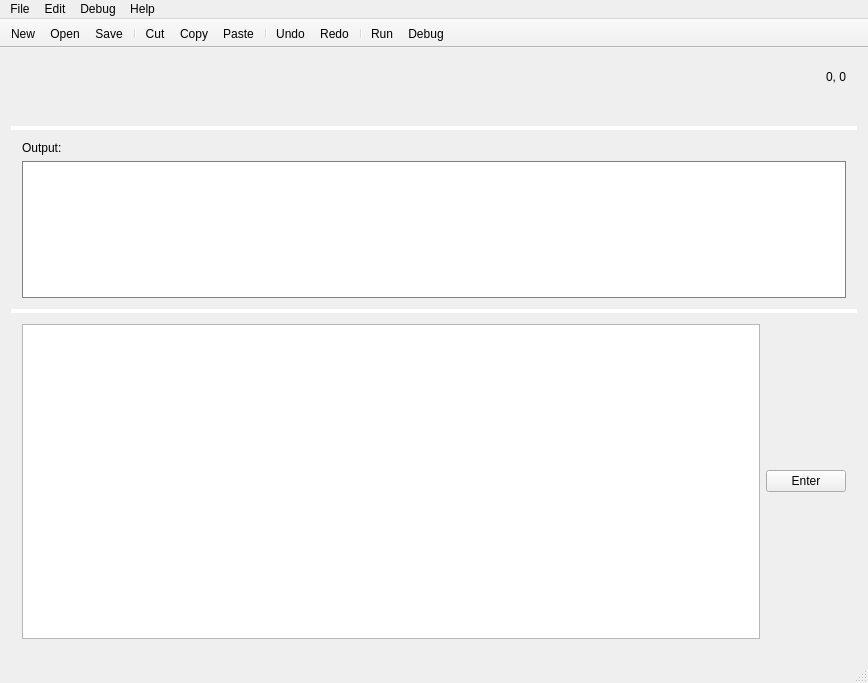
First picture: the form in source/ide/mainwindow.ui, repository IanFinlayson/tetra, before the edit.
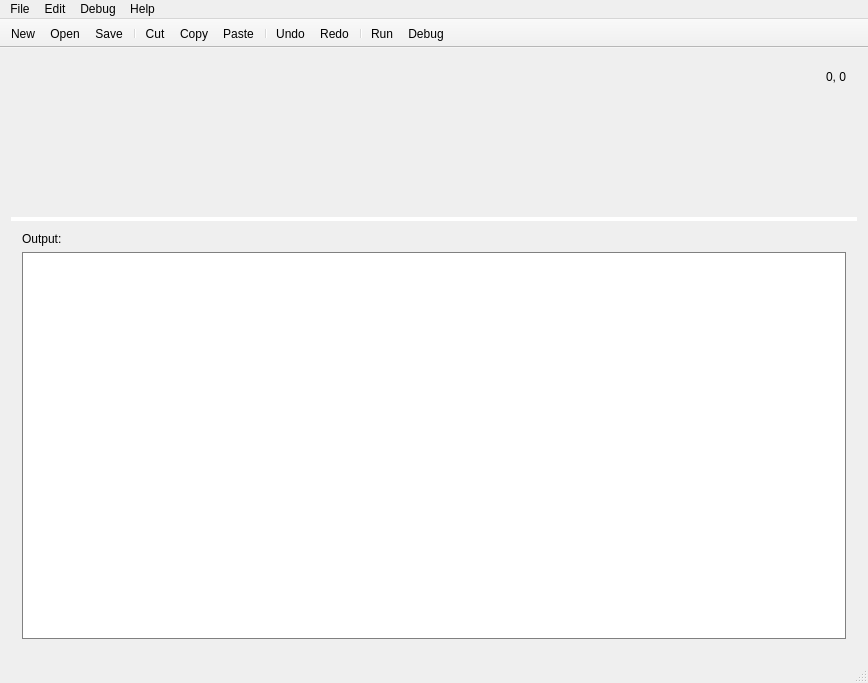
Second picture: the form after the edit. Icons and pictures are not drawn. Custom widgets are drawn as their Qt base class.

Commit message: Change the main IDE window

What changed in the file:
```diff
--- a/source/ide/mainwindow.ui
+++ b/source/ide/mainwindow.ui
@@ -133,20 +133,6 @@
          </item>
         </layout>
        </widget>
-       <widget class="QWidget" name="layoutWidget">
-        <layout class="QHBoxLayout" name="horizontalLayout">
-         <item>
-          <widget class="QPlainTextEdit" name="userInput"/>
-         </item>
-         <item>
-          <widget class="QPushButton" name="enterInputButton">
-           <property name="text">
-            <string>Enter</string>
-           </property>
-          </widget>
-         </item>
-        </layout>
-       </widget>
       </widget>
      </widget>
     </item>
```
Left out of the diff: 2 changed lines with no effect on the pictures. The commit also changes 1 other file.
